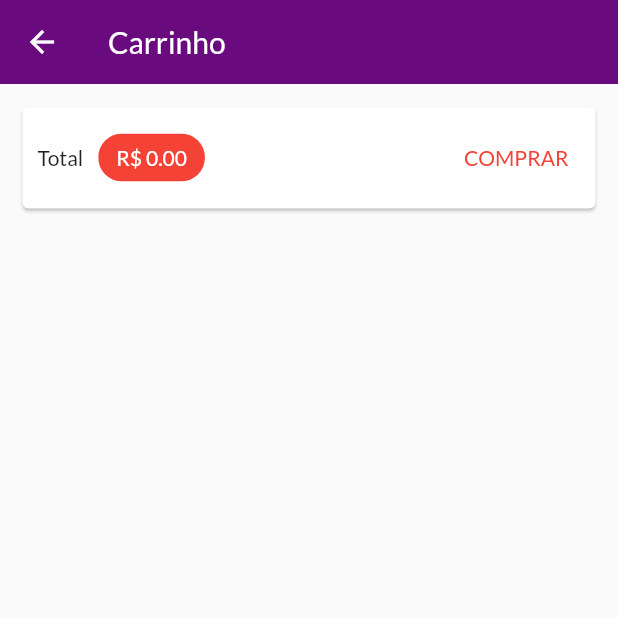
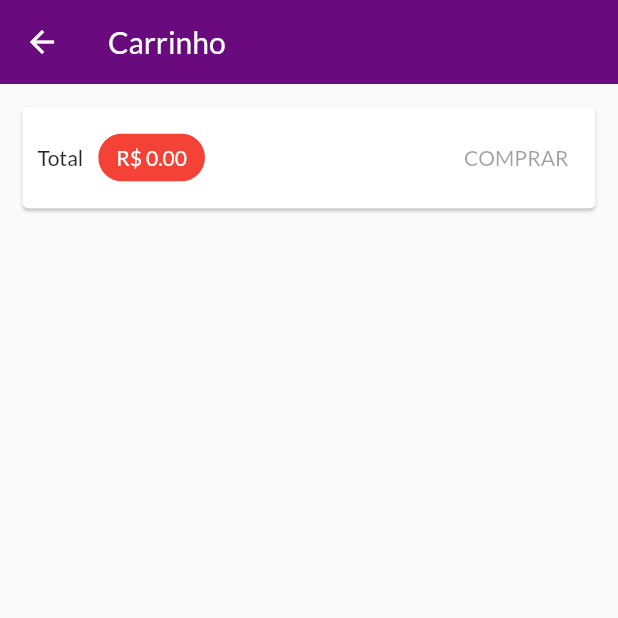
Before and after one commit to Felipealvesnn/flutter_estudos, a Flutter app: the Cart_page screen opened by its route, on a phone screen of 412 x 824 dp, the top half of it. Run offline on Flutter 3.47's test engine with Material 2 defaults, Android fonts, the light colour scheme and no system bars; our stand-ins replace syncfusion_flutter_charts; network calls fail.

Commit message:
app terminaco

```diff
--- /dev/null
+++ b/shop_roupas/lib/exceptions/http_exception.dart
@@ -0,0 +1,10 @@
+class Http_Exception implements Exception {
+  final String msg;
+  final int statusCode;
+  const Http_Exception(this.msg, this.statusCode);
+  @override
+  String toString() {
+    return msg;
+    }
+
+}
--- a/shop_roupas/lib/main.dart
+++ b/shop_roupas/lib/main.dart
@@ -72,7 +72,7 @@ class MyApp extends StatelessWidget {
           App_routes.home: (ctx) => Products_overview(),
           App_routes.product_details: (ctx) => Product_details(),
           App_routes.Carrinho: (ctx) => Cart_page(),
-          App_routes.Orders: (ctx) => Orders_page(),
+          App_routes.Orders: (ctx) => orders_pages(),
           App_routes.product_pages: (ctx) => product_pages(),
           App_routes.product_form: (ctx) => Product_form(),
         },
--- a/shop_roupas/lib/pages/cart_page.dart
+++ b/shop_roupas/lib/pages/cart_page.dart
@@ -1,12 +1,9 @@
-import 'dart:math';
-
 import 'package:flutter/material.dart';
 import 'package:provider/provider.dart';
 import 'package:shop_roupas/models/order_pedidos.dart';
 
 import '../components/Cart_item_widget.dart';
 import '../models/cart.dart';
-import '../models/product_list.dart';
 
 class Cart_page extends StatelessWidget {
   const Cart_page({super.key});
@@ -43,14 +40,7 @@ class Cart_page extends StatelessWidget {
                       backgroundColor: Theme.of(context).colorScheme.primary,
                     ),
                     const Spacer(),
-                    TextButton(
-                      onPressed: () {
-                        Provider.of<Order_list>(context, listen: false)
-                            .addOrder(cart);
-                        cart.clear();
-                      },
-                      child: Text('COMPRAR'),
-                    )
+                    CartButton(cart: cart)
                   ]),
             ),
           ),
@@ -64,3 +54,41 @@ class Cart_page extends StatelessWidget {
     );
   }
 }
+
+class CartButton extends StatefulWidget {
+  const CartButton({
+    super.key,
+    required this.cart,
+  });
+
+  final Cart cart;
+
+  @override
+  State<CartButton> createState() => _CartButtonState();
+}
+
+class _CartButtonState extends State<CartButton> {
+  bool _isLoading = false;
+  @override
+  Widget build(BuildContext context) {
+    return _isLoading
+        ? const CircularProgressIndicator()
+        : TextButton(
+            onPressed: widget.cart.itemCount == 0
+                ? null
+                : () async {
+                    setState(() {
+                      _isLoading = true;
+                    });
+                    await Provider.of<Order_list>(context, listen: false)
+                        .addOrder(widget.cart);
+                    setState(() {
+                      _isLoading = false;
+                    });
+
+                    widget.cart.clear();
+                  },
+            child: Text('COMPRAR'),
+          );
+  }
+}
--- /dev/null
+++ b/shop_roupas/lib/utils/constantes.dart
@@ -0,0 +1,4 @@
+ class Constantes {
+    static const String baseUrl =
+      'https://shop-roupas-flutter-default-rtdb.firebaseio.com/';
+ }
```
Also changed, not shown: shop_roupas/lib/components/product_grid_item.dart (+10 -2 lines), shop_roupas/lib/components/product_item.dart (+15 -8 lines), shop_roupas/lib/models/order_pedidos.dart (+53 -4 lines), shop_roupas/lib/models/product.dart (+24 -3 lines), shop_roupas/lib/models/product_list.dart (+10 -6 lines), shop_roupas/lib/pages/orders_pages.dart (+23 -10 lines).
